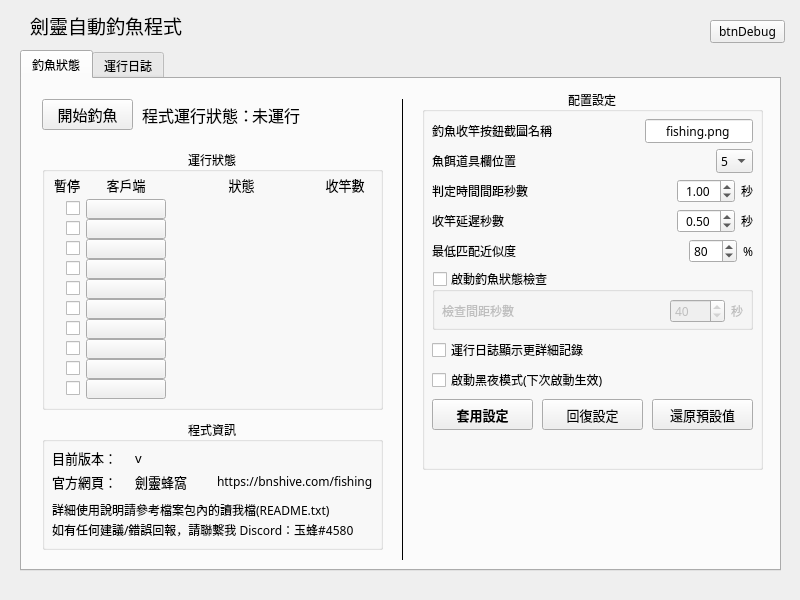
This is gui.ui in dbnryanc92/BNSAutoFishing as Qt 5 draws it before an edit. The edited form follows.
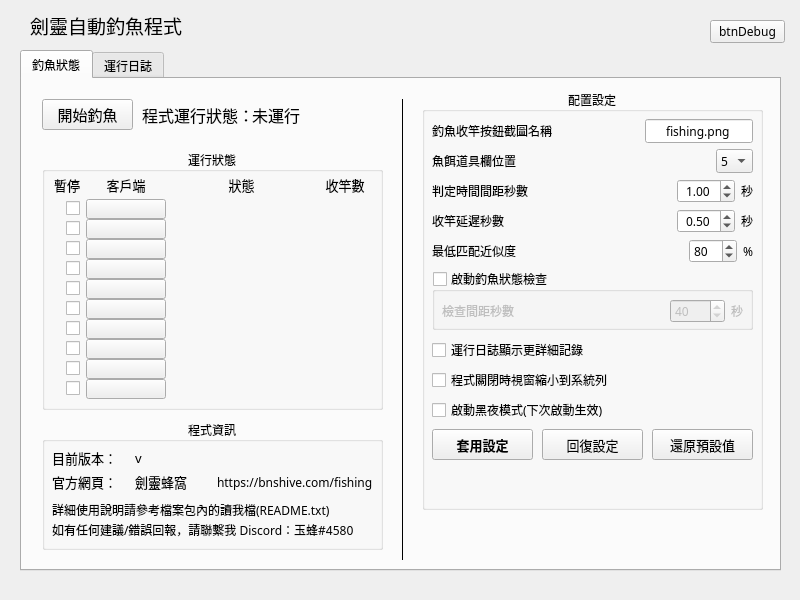
This is the edited form. Icons and pictures are not drawn.

Commit message: Add hide to tray option

Diff of the .ui file:
```diff
--- a/gui.ui
+++ b/gui.ui
@@ -232,7 +232,7 @@
         <x>400</x>
         <y>10</y>
         <width>341</width>
-        <height>381</height>
+        <height>421</height>
        </rect>
       </property>
       <property name="title">
@@ -635,7 +635,7 @@
        <property name="geometry">
         <rect>
          <x>10</x>
-         <y>280</y>
+         <y>310</y>
          <width>321</width>
          <height>22</height>
         </rect>
@@ -657,7 +657,7 @@
        <property name="geometry">
         <rect>
          <x>10</x>
-         <y>310</y>
+         <y>340</y>
          <width>101</width>
          <height>31</height>
         </rect>
@@ -680,7 +680,7 @@
        <property name="geometry">
         <rect>
          <x>120</x>
-         <y>310</y>
+         <y>340</y>
          <width>101</width>
          <height>31</height>
         </rect>
@@ -701,7 +701,7 @@
        <property name="geometry">
         <rect>
          <x>230</x>
-         <y>310</y>
+         <y>340</y>
          <width>101</width>
          <height>31</height>
         </rect>
@@ -722,7 +722,7 @@
        <property name="geometry">
         <rect>
          <x>10</x>
-         <y>350</y>
+         <y>380</y>
          <width>321</width>
          <height>21</height>
         </rect>
@@ -777,6 +777,28 @@
         <set>Qt::AlignCenter</set>
        </property>
       </widget>
+      <widget class="QWidget" name="horizontalLayoutWidget_17">
+       <property name="geometry">
+        <rect>
+         <x>10</x>
+         <y>280</y>
+         <width>321</width>
+         <height>22</height>
+        </rect>
+       </property>
+       <layout class="QHBoxLayout" name="frameHideToTray">
+        <item>
+         <widget class="QCheckBox" name="inputHideToTray">
+          <property name="toolTip">
+           <string>啟動後，程式在關閉時，視窗將縮小到系統列，並在背景持續運行</string>
+          </property>
+          <property name="text">
+           <string>程式關閉時視窗縮小到系統列</string>
+          </property>
+         </widget>
+        </item>
+       </layout>
+      </widget>
      </widget>
      <widget class="QGroupBox" name="groupStatus">
       <property name="geometry">
@@ -799,7 +821,7 @@
          <x>10</x>
          <y>50</y>
          <width>321</width>
-         <height>201</height>
+         <height>202</height>
         </rect>
        </property>
        <layout class="QGridLayout" name="gridStatus" rowminimumheight="20,20,20,20,20,20,20,20,20,20">
@@ -1618,7 +1640,7 @@
          <x>10</x>
          <y>30</y>
          <width>321</width>
-         <height>41</height>
+         <height>42</height>
         </rect>
        </property>
        <layout class="QGridLayout" name="gridInfo">
```
The commit also changes 3 other files.
